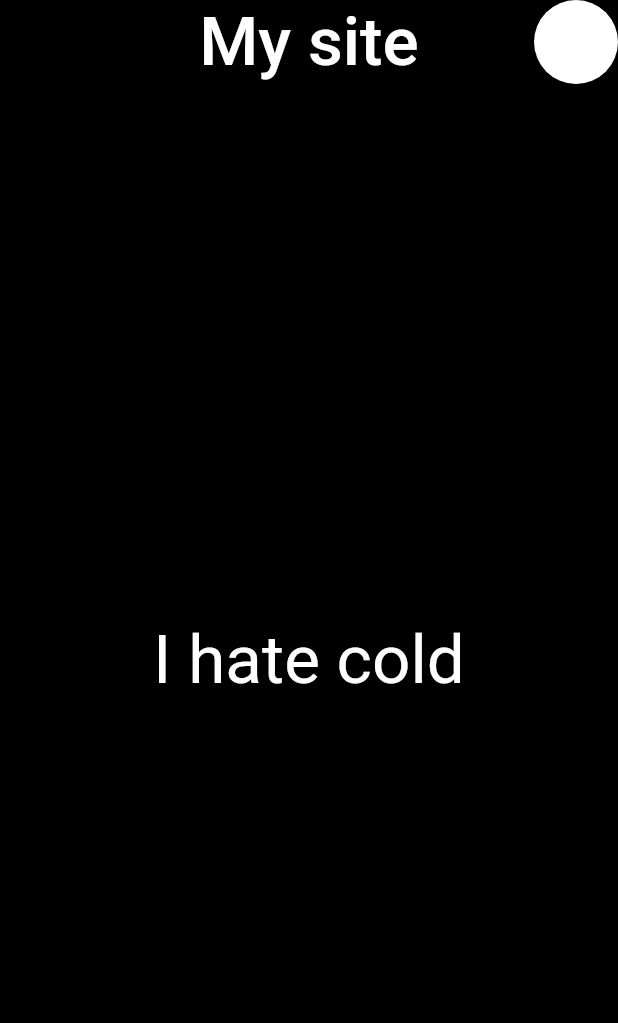
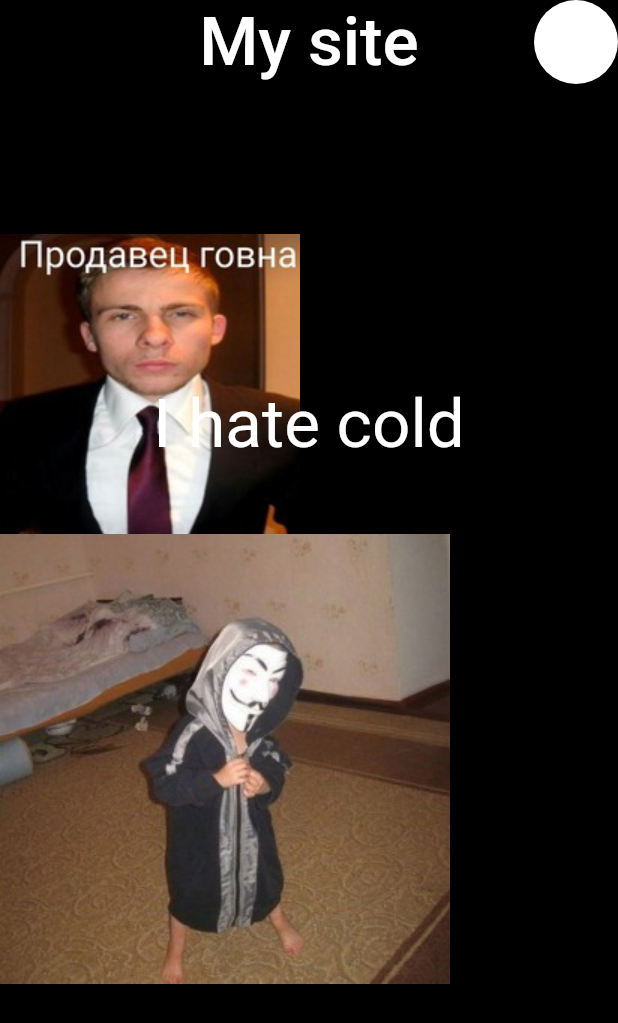
Before and after one commit to Vitaliklisa/vital_app, a Flutter app: the screen it shows after launch, on a phone screen of 412 x 824 dp. Shown: the top 1023 px of the screen. Run offline on Flutter 3.47's test engine with Material 2 defaults, Android fonts, the phone set to English and light mode, and no system bars.

Commit message:
Первый костиль

```diff
--- a/lib/presentation/features/screen/screen.dart
+++ b/lib/presentation/features/screen/screen.dart
@@ -10,32 +10,46 @@ class Screen extends StatefulWidget {
 }
 
 class _ScreenState extends State<Screen> implements ScreenView {
-
   @override
   Widget build(BuildContext context) {
     return ChangeNotifierProvider(
       create: (BuildContext context) => ScreenModel(this),
       child: Consumer<ScreenModel>(
         builder: (context, model, child) {
-          return Scaffold(
-            appBar: AppBar(
-              backgroundColor: model.backgroundColor,
-              title: Text("My site",
-                style: TextStyle(fontSize: 45.0, color: model.textColor,),),
-              centerTitle: true,
-              actions: [
-                FloatingActionButton(
-                  backgroundColor: model.buttonColor,
-                  onPressed: model.onFabPressed,
-                )
-              ],
-            ),
-            body: Container(
-              alignment: Alignment.center,
-              color: model.backgroundColor,
-              child: Text(
-                'I hate cold',
-                style: TextStyle(fontSize: 45.0, color: model.textColor),
+          return Scaffold(backgroundColor: model.backgroundColor,
+            appBar: buildAppBar(model),
+            body: RawScrollbar(
+              thumbColor: Color(0xFF150A28),
+              isAlwaysShown: true,
+              radius: Radius.circular(20),
+              thickness: 5,
+              child: SingleChildScrollView(
+                child: Stack(
+                  children: [
+                    Column(crossAxisAlignment: CrossAxisAlignment.start,
+                      children: [
+                        SizedBox(height: 100),
+                        Image.asset('assets/images/seller.jpg'),
+                        Image.asset('assets/images/anon.jpg'),
+                      ],
+                    ),
+                    Container(
+                      alignment: Alignment.center,
+                      child: Column(
+                        children: [
+                          SizedBox(height: 200),
+                          Text(
+                            'I hate cold',
+                            style: TextStyle(
+                              fontSize: 45.0,
+                              color: model.textColor,
+                            ),
+                          ),
+                        ],
+                      ),
+                    ),
+                  ],
+                ),
               ),
             ),
           );
@@ -43,4 +57,24 @@ class _ScreenState extends State<Screen> implements ScreenView {
       ),
     );
   }
+
+  AppBar buildAppBar(ScreenModel model) {
+    return AppBar(
+      backgroundColor: model.backgroundColor,
+      title: Text(
+        "My site",
+        style: TextStyle(
+          fontSize: 45.0,
+          color: model.textColor,
+        ),
+      ),
+      centerTitle: true,
+      actions: [
+        FloatingActionButton(
+          backgroundColor: model.buttonColor,
+          onPressed: model.onFabPressed,
+        )
+      ],
+    );
+  }
 }
```
Also changed, not shown: pubspec.yaml (+2 -29 lines), assets/images/anon.jpg (added), assets/images/seller.jpg (added), 1 other file.
